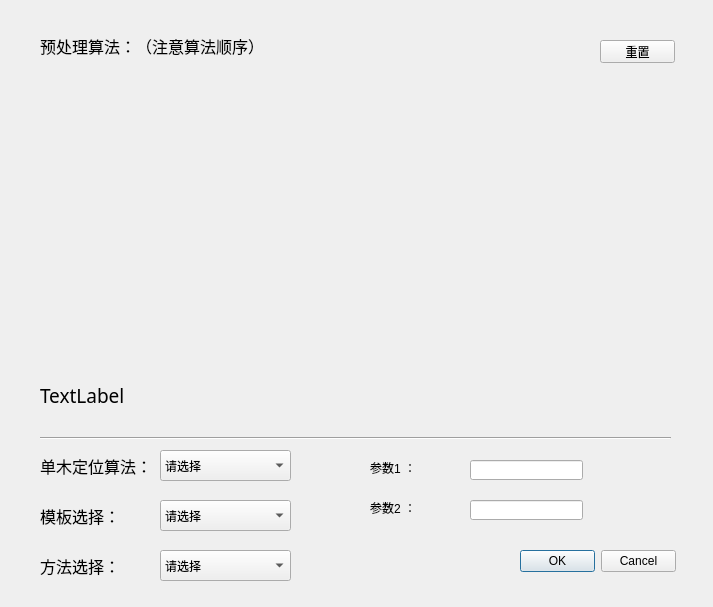
Qt form code/Add_expriment/Add_exp.ui (lj976264709/Ljtry) before a commit.
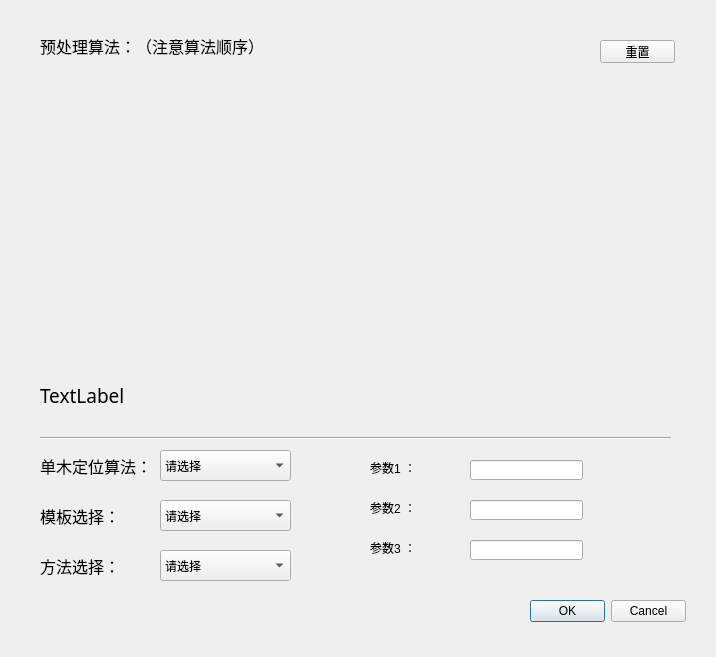
The same form after that commit.

Diff of the .ui file:
```diff
--- a/code/Add_expriment/Add_exp.ui
+++ b/code/Add_expriment/Add_exp.ui
@@ -6,8 +6,8 @@
    <rect>
     <x>0</x>
     <y>0</y>
-    <width>713</width>
-    <height>607</height>
+    <width>716</width>
+    <height>657</height>
    </rect>
   </property>
   <property name="windowTitle">
@@ -146,8 +146,8 @@
   <widget class="QDialogButtonBox" name="buttonBox">
    <property name="geometry">
     <rect>
-     <x>520</x>
-     <y>550</y>
+     <x>530</x>
+     <y>600</y>
      <width>156</width>
      <height>23</height>
     </rect>
@@ -270,6 +270,29 @@
     <string>方法选择：</string>
    </property>
   </widget>
+  <widget class="QLabel" name="para_type3">
+   <property name="geometry">
+    <rect>
+     <x>370</x>
+     <y>540</y>
+     <width>101</width>
+     <height>16</height>
+    </rect>
+   </property>
+   <property name="text">
+    <string>参数3 ：</string>
+   </property>
+  </widget>
+  <widget class="QLineEdit" name="para3">
+   <property name="geometry">
+    <rect>
+     <x>470</x>
+     <y>540</y>
+     <width>113</width>
+     <height>20</height>
+    </rect>
+   </property>
+  </widget>
  </widget>
  <resources/>
  <connections/>
```
